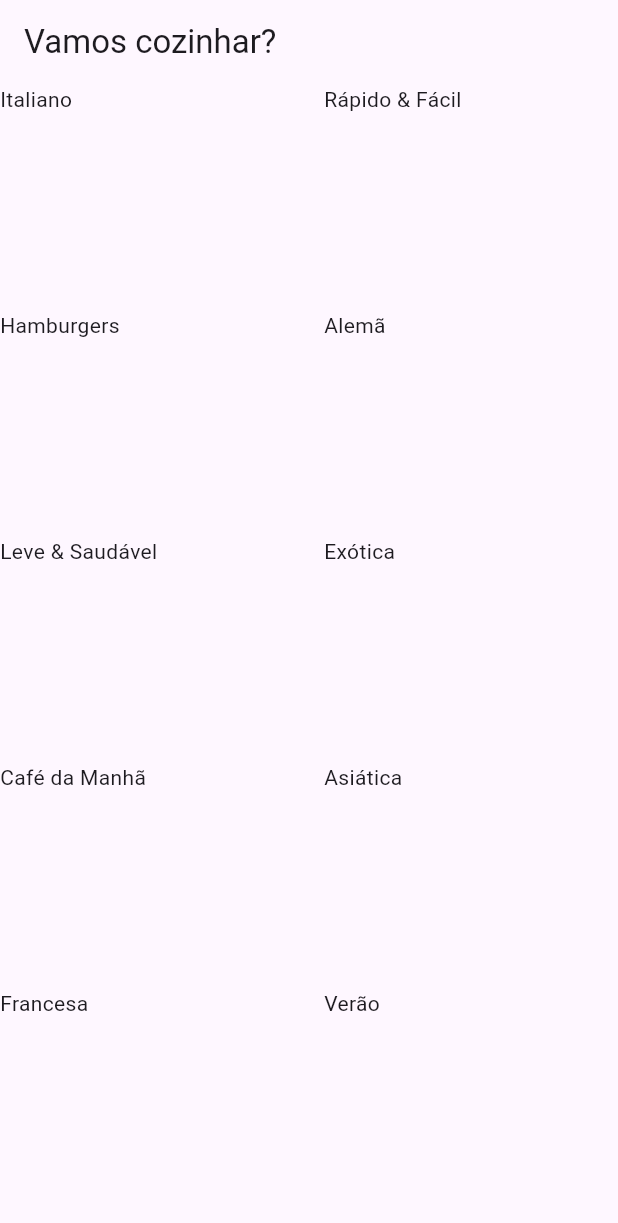
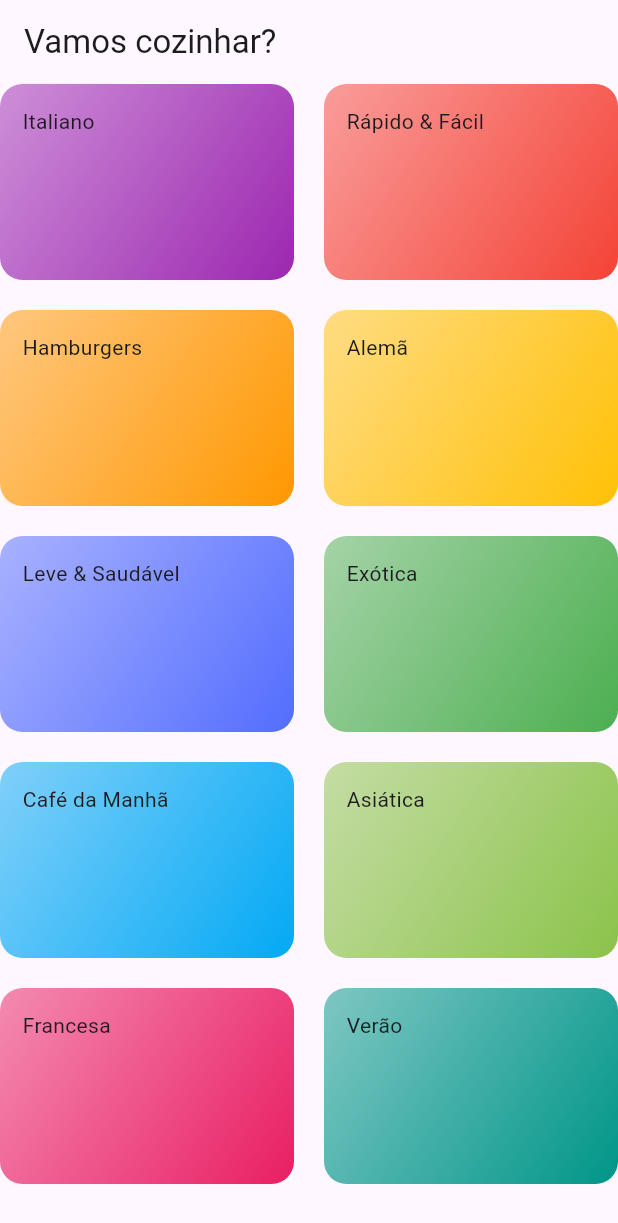
Before and after one commit to Victor-Valedev/meals-app, a Flutter app: the screen it shows after launch, on a phone screen of 412 x 824 dp. Shown: the top 1223 px of the screen. Run offline on Flutter 3.47's test engine with Material 3 defaults, Android fonts, the phone set to English and light mode, and no system bars.

Commit message:
feat: estiliza cards das categorias

```diff
--- a/lib/components/category_item.dart
+++ b/lib/components/category_item.dart
@@ -9,6 +9,18 @@ class CategoryItem extends StatelessWidget {
   @override
   Widget build(BuildContext context) {
     return Container(
+      padding: EdgeInsets.all(15),
+      decoration: BoxDecoration(
+        borderRadius: BorderRadius.circular(15),
+        gradient: LinearGradient(
+          colors: [
+            category.color.withValues(alpha: 0.5),
+            category.color,
+          ],
+          begin: Alignment.topLeft,
+          end: Alignment.bottomRight
+        )
+      ),
       child: Text(category.title),
     );
   }
```
